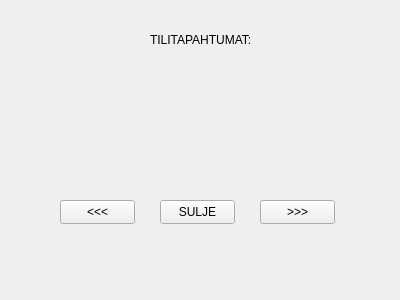
This is frontend/tapahtumawindow.ui in 22kmo-project/group_1 as Qt 5 draws it before an edit. The edited form follows.
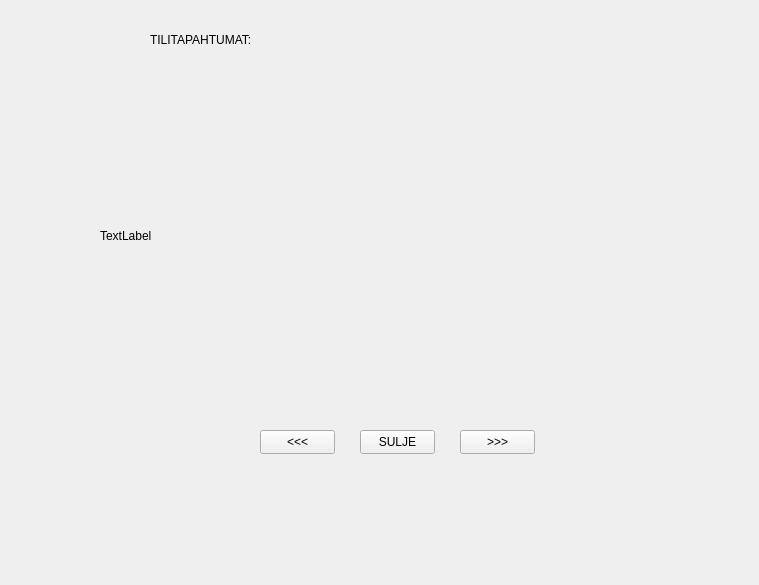
This is the edited form.

```diff
--- a/frontend/tapahtumawindow.ui
+++ b/frontend/tapahtumawindow.ui
@@ -6,8 +6,8 @@
    <rect>
     <x>0</x>
     <y>0</y>
-    <width>400</width>
-    <height>300</height>
+    <width>759</width>
+    <height>585</height>
    </rect>
   </property>
   <property name="windowTitle">
@@ -29,8 +29,8 @@
   <widget class="QPushButton" name="forwardButton">
    <property name="geometry">
     <rect>
-     <x>260</x>
-     <y>200</y>
+     <x>460</x>
+     <y>430</y>
      <width>75</width>
      <height>24</height>
     </rect>
@@ -42,8 +42,8 @@
   <widget class="QPushButton" name="backwardButton">
    <property name="geometry">
     <rect>
-     <x>60</x>
-     <y>200</y>
+     <x>260</x>
+     <y>430</y>
      <width>75</width>
      <height>24</height>
     </rect>
@@ -55,8 +55,8 @@
   <widget class="QPushButton" name="closeButton">
    <property name="geometry">
     <rect>
-     <x>160</x>
-     <y>200</y>
+     <x>360</x>
+     <y>430</y>
      <width>75</width>
      <height>24</height>
     </rect>
@@ -65,6 +65,19 @@
     <string>SULJE</string>
    </property>
   </widget>
+  <widget class="QLabel" name="labelTapahtuma">
+   <property name="geometry">
+    <rect>
+     <x>100</x>
+     <y>80</y>
+     <width>541</width>
+     <height>311</height>
+    </rect>
+   </property>
+   <property name="text">
+    <string>TextLabel</string>
+   </property>
+  </widget>
  </widget>
  <resources/>
  <connections/>
```
